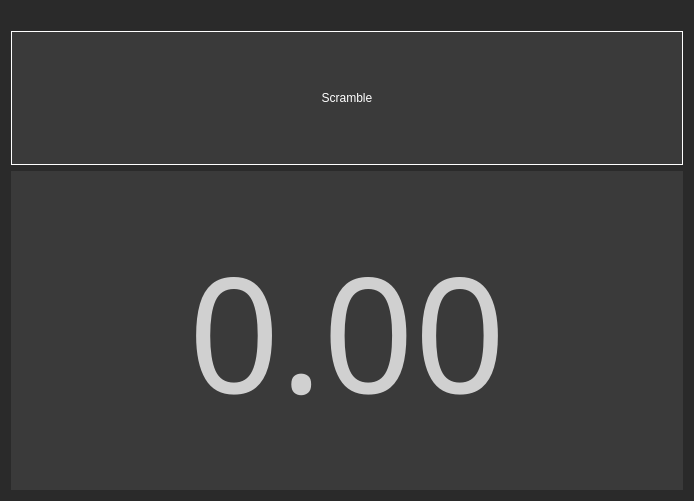
Old version of the form timerwidget.ui in the repository fibichadam/SpeedCubingTimer.
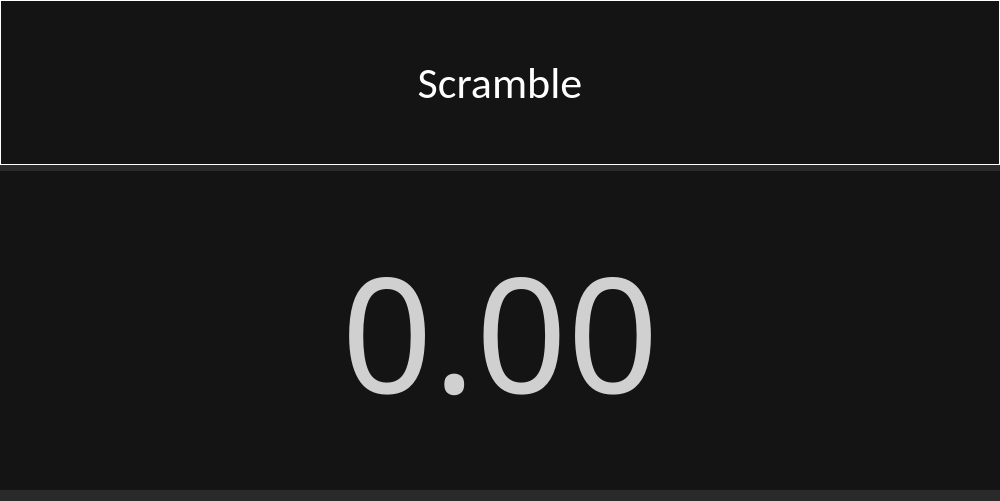
New version of the form.

Patch:
```diff
--- a/timerwidget.ui
+++ b/timerwidget.ui
@@ -6,13 +6,19 @@
    <rect>
     <x>0</x>
     <y>0</y>
-    <width>694</width>
+    <width>1000</width>
     <height>501</height>
    </rect>
   </property>
+  <property name="sizePolicy">
+   <sizepolicy hsizetype="Expanding" vsizetype="Preferred">
+    <horstretch>0</horstretch>
+    <verstretch>0</verstretch>
+   </sizepolicy>
+  </property>
   <property name="minimumSize">
    <size>
-    <width>600</width>
+    <width>900</width>
     <height>100</height>
    </size>
   </property>
@@ -26,8 +32,23 @@
    <string notr="true">background: rgb(42, 42, 42);</string>
   </property>
   <layout class="QGridLayout" name="gridLayout">
-   <item row="2" column="0">
+   <property name="leftMargin">
+    <number>0</number>
+   </property>
+   <property name="topMargin">
+    <number>0</number>
+   </property>
+   <property name="rightMargin">
+    <number>0</number>
+   </property>
+   <item row="1" column="0">
     <widget class="QLabel" name="Timer">
+     <property name="sizePolicy">
+      <sizepolicy hsizetype="Expanding" vsizetype="Preferred">
+       <horstretch>0</horstretch>
+       <verstretch>0</verstretch>
+      </sizepolicy>
+     </property>
      <property name="minimumSize">
       <size>
        <width>0</width>
@@ -36,7 +57,7 @@
      </property>
      <property name="font">
       <font>
-       <family>LCD</family>
+       <family>Digital-7 Mono</family>
        <pointsize>120</pointsize>
        <italic>false</italic>
        <bold>false</bold>
@@ -46,9 +67,9 @@
       <bool>false</bool>
      </property>
      <property name="styleSheet">
-      <string notr="true">font: 120pt &quot;LCD&quot;;
+      <string notr="true">font: 120pt &quot;Digital-7 Mono&quot;;
 color: rgb(208, 208, 208);
-background-color: rgb(58, 58, 58);
+background-color: rgb(20,20,20);
 padding: 50%;</string>
      </property>
      <property name="frameShape">
@@ -75,25 +96,9 @@
     </widget>
    </item>
    <item row="0" column="0">
-    <spacer name="horizontalSpacer">
-     <property name="orientation">
-      <enum>Qt::Horizontal</enum>
-     </property>
-     <property name="sizeType">
-      <enum>QSizePolicy::Minimum</enum>
-     </property>
-     <property name="sizeHint" stdset="0">
-      <size>
-       <width>920</width>
-       <height>20</height>
-      </size>
-     </property>
-    </spacer>
-   </item>
-   <item row="1" column="0">
     <widget class="QLabel" name="scrambleLabel">
      <property name="sizePolicy">
-      <sizepolicy hsizetype="Preferred" vsizetype="Preferred">
+      <sizepolicy hsizetype="Expanding" vsizetype="Preferred">
        <horstretch>0</horstretch>
        <verstretch>0</verstretch>
       </sizepolicy>
@@ -110,13 +115,19 @@
        <height>300</height>
       </size>
      </property>
+     <property name="font">
+      <font>
+       <family>Calibri</family>
+       <pointsize>33</pointsize>
+       <bold>false</bold>
+      </font>
+     </property>
      <property name="autoFillBackground">
       <bool>false</bool>
      </property>
      <property name="styleSheet">
-      <string notr="true">font: 35pt &quot;MS Sans Serif&quot;;
-color: white;
-background-color:rgb(58,58,58);</string>
+      <string notr="true">color: white;
+background-color:rgb(20,20,20);</string>
      </property>
      <property name="frameShape">
       <enum>QFrame::Panel</enum>
```
Left out of the diff: 6 changed lines with no effect on the pictures.
